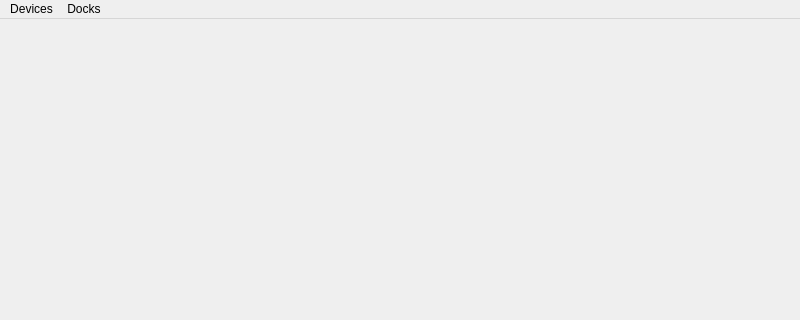
The window that caqtus/gui/condetrol/_main_window/main_window.ui (light-scattering-iogs/caqtus) describes before a commit, drawn with Qt 5; both pictures show x 0 to 800 and y 0 to 320 of the 800 by 600 pixel window.
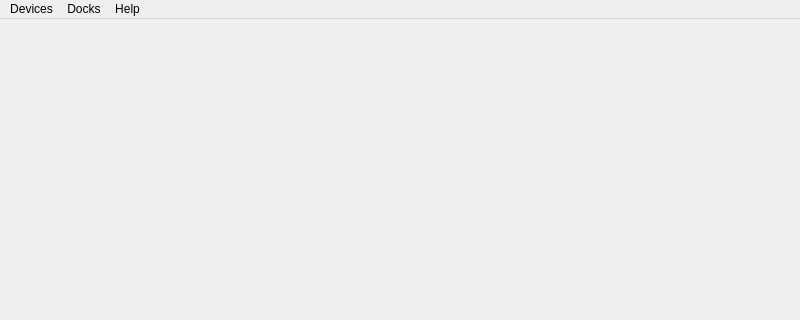
The same window after the commit.

Commit message: Add help menu in condetrol

Patch:
```diff
--- a/caqtus/gui/condetrol/_main_window/main_window.ui
+++ b/caqtus/gui/condetrol/_main_window/main_window.ui
@@ -20,7 +20,7 @@
      <x>0</x>
      <y>0</y>
      <width>800</width>
-     <height>21</height>
+     <height>33</height>
     </rect>
    </property>
    <widget class="QMenu" name="device_configurations_menu">
@@ -34,8 +34,18 @@
      <string>Docks</string>
     </property>
    </widget>
+   <widget class="QMenu" name="menuhelp">
+    <property name="title">
+     <string>Help</string>
+    </property>
+    <addaction name="help_action"/>
+    <addaction name="separator"/>
+    <addaction name="about_condetrol_action"/>
+    <addaction name="about_qt_action"/>
+   </widget>
    <addaction name="device_configurations_menu"/>
    <addaction name="dock_menu"/>
+   <addaction name="menuhelp"/>
   </widget>
   <action name="action_edit_device_configurations">
    <property name="text">
```
Left out of the diff: 18 changed lines with no effect on the pictures. The commit also changes 2 other files.
